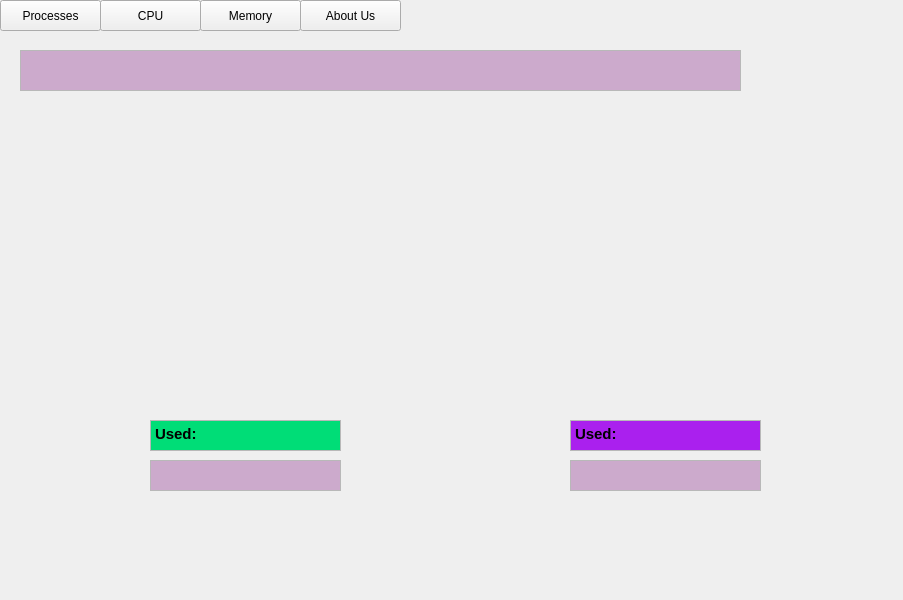
Old version of the form mainwindow.ui in the repository sophiakravchuk/OSLinux_Statistic.
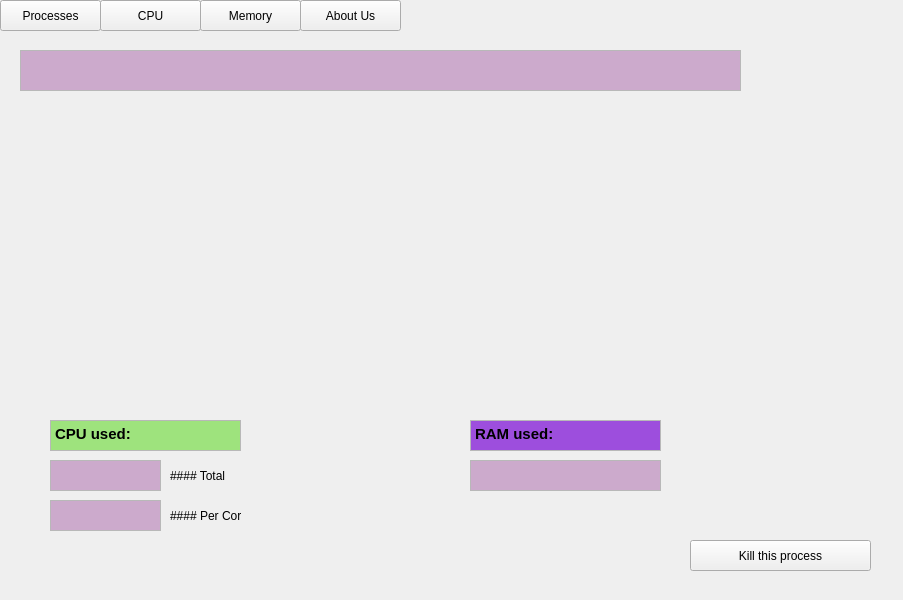
New version of the form. The open tabs and pages were chosen to show the change. Custom widgets are drawn as their Qt base class.

Commit message: Kill process on graph page

```diff
--- a/mainwindow.ui
+++ b/mainwindow.ui
@@ -485,7 +485,7 @@
      <widget class="QTextBrowser" name="UsedCpu_2">
       <property name="geometry">
        <rect>
-        <x>150</x>
+        <x>50</x>
         <y>390</y>
         <width>191</width>
         <height>31</height>
@@ -495,8 +495,8 @@
        <string>&lt;!DOCTYPE HTML PUBLIC &quot;-//W3C//DTD HTML 4.0//EN&quot; &quot;http://www.w3.org/TR/REC-html40/strict.dtd&quot;&gt;
 &lt;html&gt;&lt;head&gt;&lt;meta name=&quot;qrichtext&quot; content=&quot;1&quot; /&gt;&lt;style type=&quot;text/css&quot;&gt;
 p, li { white-space: pre-wrap; }
-&lt;/style&gt;&lt;/head&gt;&lt;body style=&quot; font-family:'Ubuntu'; font-size:11pt; font-weight:400; font-style:normal;&quot; bgcolor=&quot;#00dd77&quot;&gt;
-&lt;p style=&quot; margin-top:0px; margin-bottom:0px; margin-left:0px; margin-right:0px; -qt-block-indent:0; text-indent:0px;&quot;&gt;&lt;span style=&quot; font-weight:600;&quot;&gt;Used:&lt;/span&gt;&lt;/p&gt;&lt;/body&gt;&lt;/html&gt;</string>
+&lt;/style&gt;&lt;/head&gt;&lt;body style=&quot; font-family:'Ubuntu'; font-size:11pt; font-weight:400; font-style:normal;&quot; bgcolor=&quot;#9ee37d&quot;&gt;
+&lt;p style=&quot; margin-top:0px; margin-bottom:0px; margin-left:0px; margin-right:0px; -qt-block-indent:0; text-indent:0px;&quot;&gt;&lt;span style=&quot; font-weight:600;&quot;&gt;CPU used:&lt;/span&gt;&lt;/p&gt;&lt;/body&gt;&lt;/html&gt;</string>
       </property>
      </widget>
      <widget class="QCustomPlot" name="plot_3" native="true">
@@ -512,7 +512,7 @@
      <widget class="QTextBrowser" name="UsedMem_2">
       <property name="geometry">
        <rect>
-        <x>570</x>
+        <x>470</x>
         <y>390</y>
         <width>191</width>
         <height>31</height>
@@ -522,8 +522,8 @@
        <string>&lt;!DOCTYPE HTML PUBLIC &quot;-//W3C//DTD HTML 4.0//EN&quot; &quot;http://www.w3.org/TR/REC-html40/strict.dtd&quot;&gt;
 &lt;html&gt;&lt;head&gt;&lt;meta name=&quot;qrichtext&quot; content=&quot;1&quot; /&gt;&lt;style type=&quot;text/css&quot;&gt;
 p, li { white-space: pre-wrap; }
-&lt;/style&gt;&lt;/head&gt;&lt;body style=&quot; font-family:'Ubuntu'; font-size:11pt; font-weight:400; font-style:normal;&quot; bgcolor=&quot;#aa20ee&quot;&gt;
-&lt;p style=&quot; margin-top:0px; margin-bottom:0px; margin-left:0px; margin-right:0px; -qt-block-indent:0; text-indent:0px;&quot;&gt;&lt;span style=&quot; font-weight:600;&quot;&gt;Used:&lt;/span&gt;&lt;/p&gt;&lt;/body&gt;&lt;/html&gt;</string>
+&lt;/style&gt;&lt;/head&gt;&lt;body style=&quot; font-family:'Ubuntu'; font-size:11pt; font-weight:400; font-style:normal;&quot; bgcolor=&quot;#9d4edd&quot;&gt;
+&lt;p style=&quot; margin-top:0px; margin-bottom:0px; margin-left:0px; margin-right:0px; -qt-block-indent:0; text-indent:0px;&quot;&gt;&lt;span style=&quot; font-weight:600;&quot;&gt;RAM used:&lt;/span&gt;&lt;/p&gt;&lt;/body&gt;&lt;/html&gt;</string>
       </property>
      </widget>
      <widget class="QTextEdit" name="Title_2">
@@ -546,9 +546,9 @@
      <widget class="QTextEdit" name="UsedCpuText_2">
       <property name="geometry">
        <rect>
-        <x>150</x>
+        <x>50</x>
         <y>430</y>
-        <width>191</width>
+        <width>111</width>
         <height>31</height>
        </rect>
       </property>
@@ -563,7 +563,7 @@
      <widget class="QTextEdit" name="UsedMemText_2">
       <property name="geometry">
        <rect>
-        <x>570</x>
+        <x>470</x>
         <y>430</y>
         <width>191</width>
         <height>31</height>
@@ -587,6 +587,68 @@
        </rect>
       </property>
      </widget>
+     <widget class="QTextEdit" name="UsedCpuText_3">
+      <property name="geometry">
+       <rect>
+        <x>50</x>
+        <y>470</y>
+        <width>111</width>
+        <height>31</height>
+       </rect>
+      </property>
+      <property name="html">
+       <string>&lt;!DOCTYPE HTML PUBLIC &quot;-//W3C//DTD HTML 4.0//EN&quot; &quot;http://www.w3.org/TR/REC-html40/strict.dtd&quot;&gt;
+&lt;html&gt;&lt;head&gt;&lt;meta name=&quot;qrichtext&quot; content=&quot;1&quot; /&gt;&lt;style type=&quot;text/css&quot;&gt;
+p, li { white-space: pre-wrap; }
+&lt;/style&gt;&lt;/head&gt;&lt;body style=&quot; font-family:'Ubuntu'; font-size:11pt; font-weight:400; font-style:normal;&quot; bgcolor=&quot;#ccaacc&quot;&gt;
+&lt;p style=&quot;-qt-paragraph-type:empty; margin-top:0px; margin-bottom:0px; margin-left:0px; margin-right:0px; -qt-block-indent:0; text-indent:0px;&quot;&gt;&lt;br /&gt;&lt;/p&gt;&lt;/body&gt;&lt;/html&gt;</string>
+      </property>
+     </widget>
+     <widget class="QLabel" name="label">
+      <property name="geometry">
+       <rect>
+        <x>170</x>
+        <y>430</y>
+        <width>71</width>
+        <height>31</height>
+       </rect>
+      </property>
+      <property name="text">
+       <string>#### Total</string>
+      </property>
+      <property name="textFormat">
+       <enum>Qt::MarkdownText</enum>
+      </property>
+     </widget>
+     <widget class="QLabel" name="label_2">
+      <property name="geometry">
+       <rect>
+        <x>170</x>
+        <y>470</y>
+        <width>71</width>
+        <height>31</height>
+       </rect>
+      </property>
+      <property name="text">
+       <string>#### Per Core</string>
+      </property>
+      <property name="textFormat">
+       <enum>Qt::MarkdownText</enum>
+      </property>
+     </widget>
+     <widget class="QPushButton" name="kill_this_proc">
+      <property name="geometry">
+       <rect>
+        <x>690</x>
+        <y>510</y>
+        <width>181</width>
+        <height>31</height>
+       </rect>
+      </property>
+      <property name="text">
+       <string>Kill this process</string>
+      </property>
+     </widget>
     </widget>
     <widget class="QWidget" name="page_6">
      <widget class="QTabWidget" name="tabWidget">
```
Left out of the diff: 53 changed lines with no effect on the pictures. The commit also changes 3 other files.
